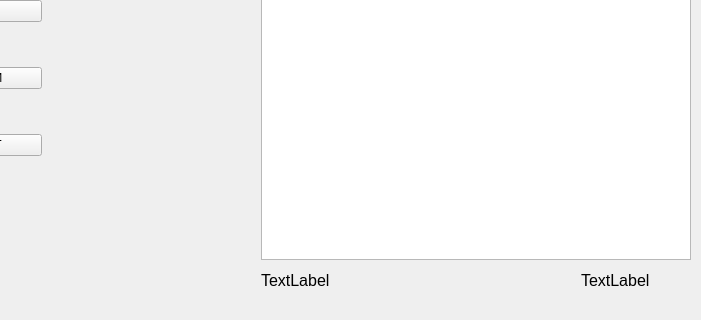
The window that bankautomat/Login kinda melkein/korttimain.ui (banksimul2022/group4) describes before a commit, drawn with Qt 5; both pictures show x 99 to 800 and y 280 to 600 of the 800 by 600 pixel window.
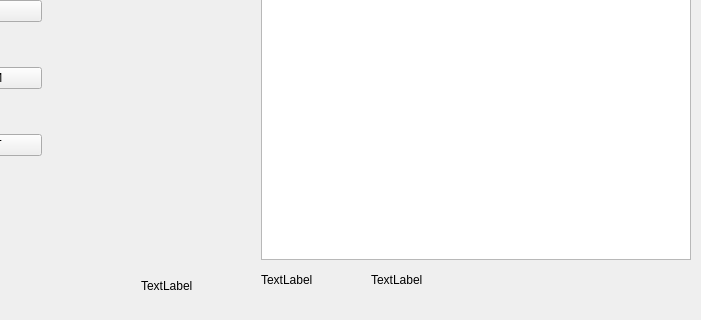
The same window after the commit.

```diff
--- a/bankautomat/Login kinda melkein/korttimain.ui
+++ b/bankautomat/Login kinda melkein/korttimain.ui
@@ -16,15 +16,15 @@
   <widget class="QLabel" name="labelPin">
    <property name="geometry">
     <rect>
-     <x>680</x>
+     <x>470</x>
      <y>540</y>
-     <width>100</width>
+     <width>311</width>
      <height>40</height>
     </rect>
    </property>
    <property name="font">
     <font>
-     <pointsize>12</pointsize>
+     <pointsize>9</pointsize>
     </font>
    </property>
    <property name="text">
@@ -42,7 +42,7 @@
    </property>
    <property name="font">
     <font>
-     <pointsize>12</pointsize>
+     <pointsize>9</pointsize>
     </font>
    </property>
    <property name="text">
@@ -135,6 +135,19 @@
     </item>
    </layout>
   </widget>
+  <widget class="QLabel" name="labelTilinumero">
+   <property name="geometry">
+    <rect>
+     <x>240</x>
+     <y>550</y>
+     <width>111</width>
+     <height>31</height>
+    </rect>
+   </property>
+   <property name="text">
+    <string>TextLabel</string>
+   </property>
+  </widget>
  </widget>
  <resources/>
  <connections/>
```
Left out of the diff: 3 changed lines with no effect on the pictures.
